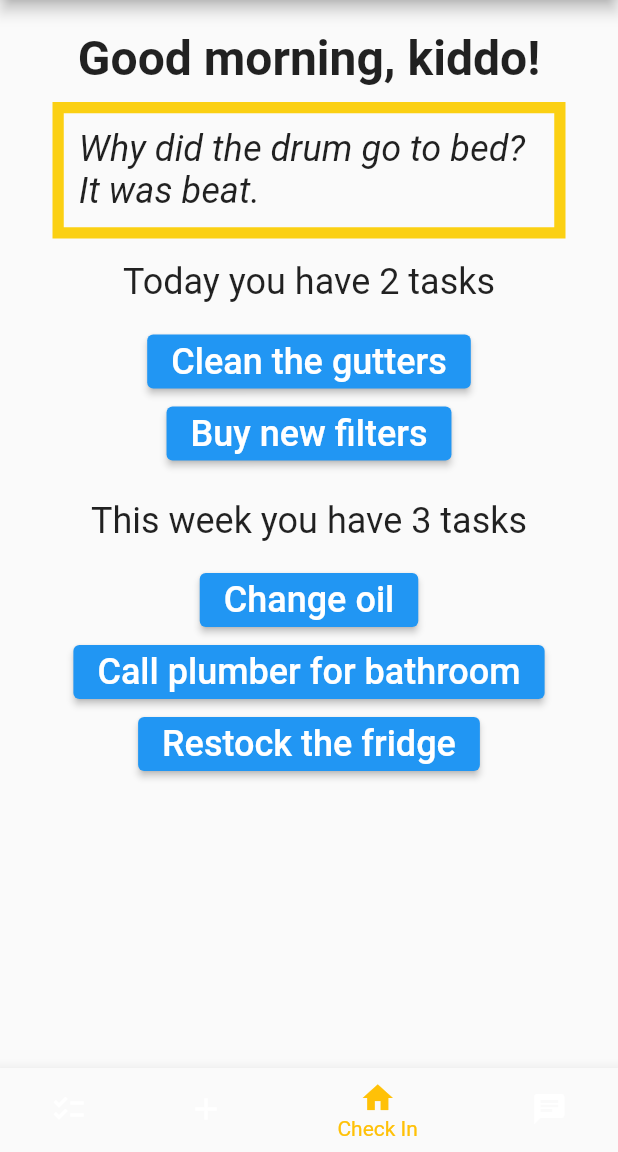
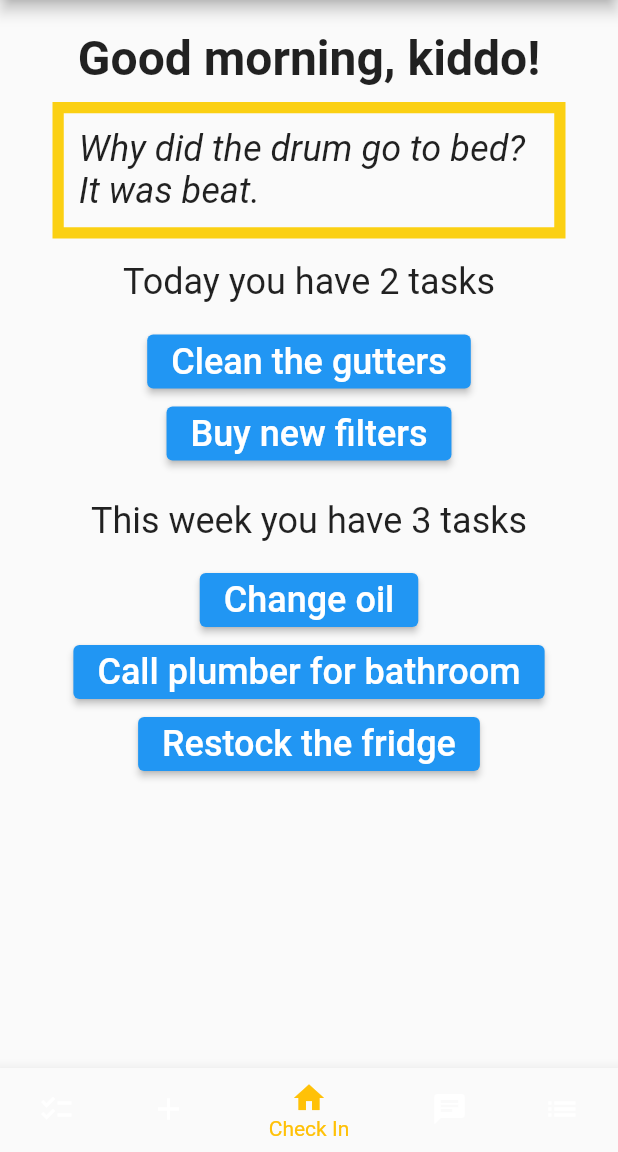
Before and after one commit to PocketDad/pocketdad, a Flutter app: the screen it shows after launch, on a phone screen of 412 x 824 dp, the part 84-1236 px from its top. Run offline on Flutter 3.47's test engine with Material 2 defaults, Android fonts, the phone set to English and light mode, and no system bars; generated files the repository leaves out were written again.

Commit message:
Issue #7: added Individual Task to navbar

```diff
--- a/lib/src/views/home/components/bottom_navigation_bar.dart
+++ b/lib/src/views/home/components/bottom_navigation_bar.dart
@@ -17,6 +17,10 @@ Widget bottomNavigationBar() {
           icon: Icon(Icons.chat),
           label: "Chat"
       ),
+      BottomNavigationBarItem(
+          icon: Icon(Icons.list),
+          label: "Individual task"
+      ),
     ],
   );
 }
--- a/lib/src/views/home/home_view.dart
+++ b/lib/src/views/home/home_view.dart
@@ -3,6 +3,7 @@ import 'package:pocketdad/src/views/home/pages/add_task.dart';
 import 'package:pocketdad/src/views/home/pages/chat.dart';
 import 'package:pocketdad/src/views/home/pages/check_in.dart';
 import 'package:pocketdad/src/views/home/pages/list_tasks.dart';
+import 'package:pocketdad/src/views/home/pages/individual_task.dart';
 
 /// Top-level Layout for all of the "Home" related
 class HomeView extends StatefulWidget {
@@ -47,6 +48,14 @@ class HomeView extends StatefulWidget {
           label: "Chat"
       ),
     },
+    4: {
+      'title': const Text('Individual Task'),
+      'body': const IndividualTask(),
+      'navItem': const BottomNavigationBarItem(
+        icon: Icon(Icons.list),
+          label: "Individual Task"
+      ),
+    }
   };
 
   @override
@@ -76,6 +85,7 @@ class _HomeViewState extends State<HomeView> {
           widget.pages[1]['navItem'],
           widget.pages[2]['navItem'],
           widget.pages[3]['navItem'],
+          widget.pages[4]['navItem'],
         ],
         currentIndex: _selectedIndex,
         onTap: _onItemTapped,
```
